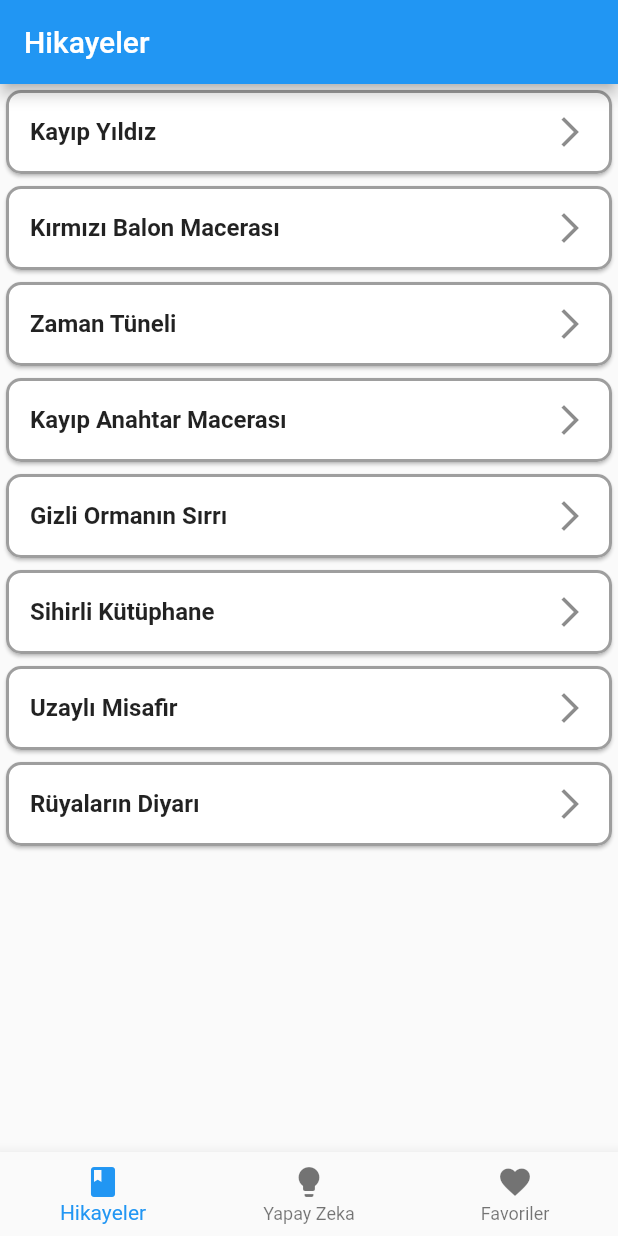
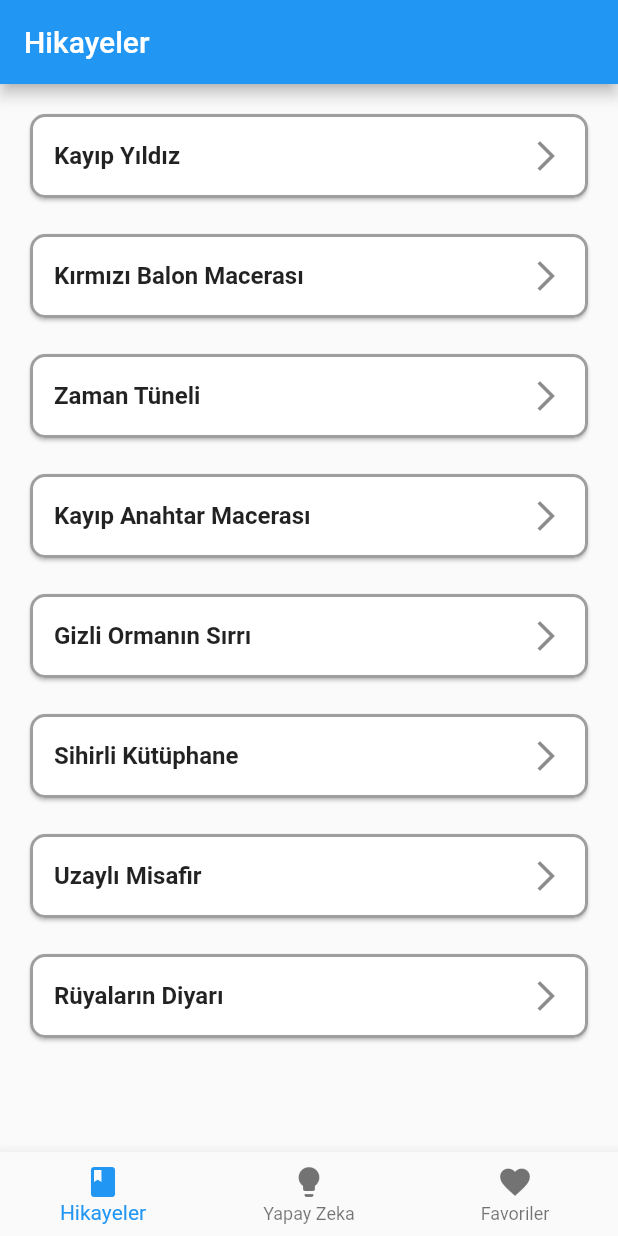
Before and after one commit to guvennmehmet/hackathon, a Flutter app: the screen it shows after launch, on a phone screen of 412 x 824 dp. Run offline on Flutter 3.47's test engine with Material 2 defaults, Android fonts, the phone set to English and light mode, and no system bars; our stand-ins replace hive, hive_flutter, palette_generator; accounts and stored records are empty.

Commit message:
feat: added scroll back to top button to Stories Page

```diff
--- a/lib/pages/stories_page.dart
+++ b/lib/pages/stories_page.dart
@@ -1,4 +1,5 @@
 import 'package:flutter/material.dart';
+import 'package:hackathon/components/scroll_back_to_top_button.dart';
 import 'package:hackathon/data/stories.dart';
 import 'package:hackathon/widgets/story_card.dart';
 
@@ -7,16 +8,23 @@ class StoriesPage extends StatelessWidget {
 
   @override
   Widget build(BuildContext context) {
+    final ScrollController scrollController = ScrollController();
+
     return Scaffold(
       appBar: AppBar(
         title: const Text("Hikayeler"),
       ),
       body: ListView.builder(
+        controller: scrollController,
         itemCount: sampleStories.length,
         itemBuilder: (context, index) {
-          return StoryCard(story: sampleStories[index]);
+          return Padding(
+            padding: const EdgeInsets.fromLTRB(16, 16, 16, 0),
+            child: StoryCard(story: sampleStories[index]),
+          );
         },
       ),
+      floatingActionButton: BackToTopButton(controller: scrollController),
     );
   }
 }
```
